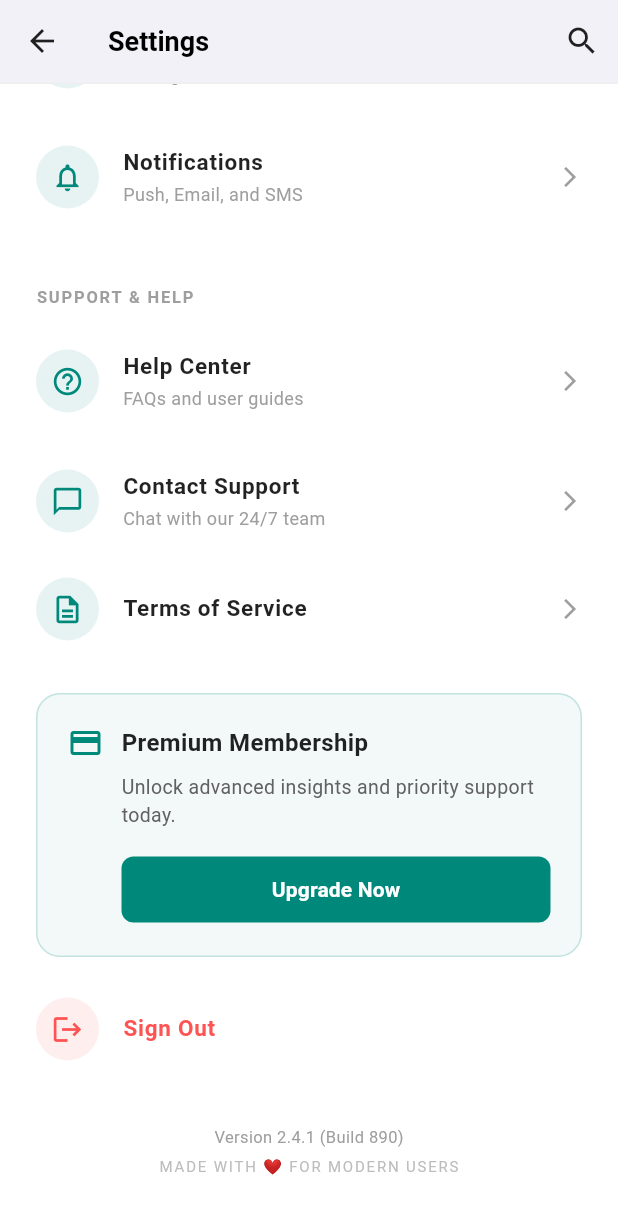
After one commit to AbdurRehman1299/HunarGah-A-Skillful-Reel-Hub, a Flutter app: the SettingsScreen screen opened by its route, scrolled down 707 dp, after a tap on "Upgrade Now", on a phone screen of 412 x 824 dp. The commit adds this screen. Shown: the top 1214 px of the screen. Run offline on Flutter 3.47's test engine with Material 3 defaults, Android fonts, the phone set to English and light mode, and no system bars; our stand-ins replace image_picker, share_plus, smooth_page_indicator, video_player; network calls fail.

Commit message:
create: settings screen

```diff
--- a/lib/main.dart
+++ b/lib/main.dart
@@ -9,6 +9,7 @@ import 'package:hunargah/screens/onboarding_screen.dart';
 import 'package:hunargah/screens/privacy_and_policy_screen.dart';
 import 'package:hunargah/screens/profile_picture_screen.dart';
 import 'package:hunargah/screens/quiz_dialog_screen.dart';
+import 'package:hunargah/screens/settings_screen.dart';
 import 'package:hunargah/screens/signup_screen.dart';
 import 'package:hunargah/screens/skills_interested_screen.dart';
 import 'package:hunargah/screens/splash_screen.dart';
@@ -42,6 +43,7 @@ class MainApp extends StatelessWidget {
         '/skills': (context) => const SkillsInterestedScreen(),
         '/profile': (context) => const ProfilePictureScreen(),
         '/dashboard': (context) => const MainDashboard(),
+        '/settings': (context) => const SettingsScreen(),
         '/edit-profile': (context) => const EditProfileScreen(),
         '/ustad-profile': (context) => const UstadProfileScreen(),
         '/course-playlist': (context) => const CoursePlaylistScreen(),
--- a/lib/screens/learner_feed_screen.dart
+++ b/lib/screens/learner_feed_screen.dart
@@ -113,7 +113,12 @@ class _LearnerFeedScreenState extends State<LearnerFeedScreen> {
 
             const Spacer(),
 
-            const Icon(Icons.settings_outlined, color: Colors.white),
+            IconButton(
+              onPressed: () {
+                Navigator.pushNamed(context, '/settings');
+              },
+              icon: const Icon(Icons.settings_outlined, color: Colors.white),
+            ),
           ],
         ),
       ),
--- /dev/null
+++ b/lib/screens/settings_screen.dart
@@ -0,0 +1,365 @@
+import 'package:flutter/material.dart';
+import 'package:hunargah/components/app_bar.dart';
+
+class SettingsScreen extends StatefulWidget {
+  const SettingsScreen({super.key});
+
+  @override
+  State<SettingsScreen> createState() => _SettingsScreenState();
+}
+
+class _SettingsScreenState extends State<SettingsScreen> {
+  bool isDarkMode = false;
+
+  @override
+  Widget build(BuildContext context) {
+    final themeColor = Theme.of(context).primaryColor;
+
+    return Scaffold(
+      backgroundColor: Colors.white,
+      appBar: CustomAppBar(
+        leading: IconButton(
+          icon: const Icon(Icons.arrow_back, color: Colors.black87),
+          onPressed: () => Navigator.pop(context),
+        ),
+        title: 'Settings',
+        actions: [
+          IconButton(
+            icon: const Icon(Icons.search, color: Colors.black87),
+            onPressed: () {
+              // Search action
+            },
+          ),
+        ],
+      ),
+      body: SingleChildScrollView(
+        child: Column(
+          children: [
+            const SizedBox(height: 20),
+
+            // --- 1. PROFILE HEADER ---
+            _buildProfileHeader(),
+            const SizedBox(height: 32),
+
+            // --- 2. ACCOUNT & APPEARANCE ---
+            _buildSectionHeader('ACCOUNT & APPEARANCE'),
+            _buildSettingsTile(
+              icon: Icons.person_outline,
+              title: 'Personal Information',
+              subtitle: 'Name, email, and phone number',
+              iconColor: themeColor,
+            ),
+            _buildSettingsTile(
+              icon: Icons.dark_mode_outlined,
+              title: 'Dark Mode',
+              subtitle: isDarkMode ? 'Enabled' : 'Disabled',
+              iconColor: themeColor,
+              trailing: Switch(
+                value: isDarkMode,
+                onChanged: (value) {
+                  setState(() {
+                    isDarkMode = value;
+                  });
+                },
+                activeThumbColor: themeColor,
+              ),
+            ),
+            _buildSettingsTile(
+              icon: Icons.language,
+              title: 'Language',
+              subtitle: 'English (US)',
+              iconColor: themeColor,
+            ),
+            const SizedBox(height: 24),
+
+            // --- 3. SECURITY & PRIVACY ---
+            _buildSectionHeader('SECURITY & PRIVACY'),
+            _buildSettingsTile(
+              icon: Icons.lock_outline,
+              title: 'Password & Security',
+              subtitle: 'Update your credentials',
+              iconColor: themeColor,
+            ),
+            _buildSettingsTile(
+              icon: Icons.security_outlined,
+              title: 'Privacy Controls',
+              subtitle: 'Manage what data we share',
+              iconColor: themeColor,
+            ),
+            _buildSettingsTile(
+              icon: Icons.notifications_none_outlined,
+              title: 'Notifications',
+              subtitle: 'Push, Email, and SMS',
+              iconColor: themeColor,
+            ),
+            const SizedBox(height: 24),
+
+            // --- 4. SUPPORT & HELP ---
+            _buildSectionHeader('SUPPORT & HELP'),
+            _buildSettingsTile(
+              icon: Icons.help_outline,
+              title: 'Help Center',
+              subtitle: 'FAQs and user guides',
+              iconColor: themeColor,
+            ),
+            _buildSettingsTile(
+              icon: Icons.chat_bubble_outline,
+              title: 'Contact Support',
+              subtitle: 'Chat with our 24/7 team',
+              iconColor: themeColor,
+            ),
+            _buildSettingsTile(
+              icon: Icons.description_outlined,
+              title: 'Terms of Service',
+              subtitle: '',
+              iconColor: themeColor,
+            ),
+            const SizedBox(height: 24),
+
+            // --- 5. PREMIUM UPGRADE CARD ---
+            _buildPremiumCard(),
+            const SizedBox(height: 16),
+
+            // --- 6. SIGN OUT BUTTON ---
+            _buildSettingsTile(
+              icon: Icons.logout,
+              title: 'Sign Out',
+              subtitle: '',
+              iconColor: Colors.redAccent,
+              titleColor: Colors.redAccent,
+              showChevron: false,
+              onTap: () {
+                // Sign out logic
+              },
+            ),
+
+            const SizedBox(height: 32),
+
+            // --- 7. FOOTER ---
+            Text(
+              'Version 2.4.1 (Build 890)',
+              style: TextStyle(color: Colors.grey[500], fontSize: 11),
+            ),
+            const SizedBox(height: 4),
+            Text(
+              'MADE WITH ❤️ FOR MODERN USERS',
+              style: TextStyle(
+                color: Colors.grey[400],
+                fontSize: 10,
+                letterSpacing: 1.2,
+              ),
+            ),
+            const SizedBox(height: 40),
+          ],
+        ),
+      ),
+    );
+  }
+
+  // 🛠️ Helper Methods
+
+  Widget _buildProfileHeader() {
+    final themeColor = Theme.of(context).primaryColor;
+
+    return Column(
+      children: [
+        Stack(
+          children: [
+            Container(
+              decoration: BoxDecoration(
+                shape: BoxShape.circle,
+                border: Border.all(
+                  color: themeColor.withValues(alpha: 0.2),
+                  width: 3,
+                ),
+              ),
+              child: const CircleAvatar(
+                radius: 40,
+                backgroundImage: NetworkImage(
+                  'https://images.unsplash.com/photo-1494790108377-be9c29b29330?auto=format&fit=crop&w=150&q=80',
+                ),
+              ),
+            ),
+            Positioned(
+              bottom: 0,
+              right: 0,
+              child: Container(
+                padding: const EdgeInsets.all(4),
+                decoration: BoxDecoration(
+                  color: Colors.white,
+                  shape: BoxShape.circle,
+                  border: Border.all(color: Colors.white, width: 2),
+                ),
+                child: Icon(Icons.verified, color: themeColor, size: 16),
+              ),
+            ),
+          ],
+        ),
+        const SizedBox(height: 12),
+        const Text(
+          'Sarah Jenkins',
+          style: TextStyle(
+            fontSize: 20,
+            fontWeight: FontWeight.bold,
+            color: Colors.black87,
+          ),
+        ),
+        const SizedBox(height: 4),
+        Text(
+          'sarah.j@modernapp.io',
+          style: TextStyle(fontSize: 14, color: Colors.grey[600]),
+        ),
+        const SizedBox(height: 12),
+        Container(
+          padding: const EdgeInsets.symmetric(horizontal: 12, vertical: 6),
+          decoration: BoxDecoration(
+            color: themeColor.withValues(alpha: 0.1),
+            borderRadius: BorderRadius.circular(20),
+          ),
+          child: Text(
+            'PRO MEMBER',
+            style: TextStyle(
+              color: themeColor,
+              fontSize: 10,
+              fontWeight: FontWeight.bold,
+              letterSpacing: 1.0,
+            ),
+          ),
+        ),
+      ],
+    );
+  }
+
+  Widget _buildSectionHeader(String title) {
+    return Padding(
+      padding: const EdgeInsets.symmetric(horizontal: 24.0, vertical: 8.0),
+      child: Align(
+        alignment: Alignment.centerLeft,
+        child: Text(
+          title,
+          style: TextStyle(
+            fontSize: 11,
+            fontWeight: FontWeight.bold,
+            color: Colors.grey[500],
+            letterSpacing: 1.2,
+          ),
+        ),
+      ),
+    );
+  }
+
+  Widget _buildSettingsTile({
+    required IconData icon,
+    required String title,
+    required String subtitle,
+    required Color iconColor,
+    Color titleColor = Colors.black87,
+    Widget? trailing,
+    bool showChevron = true,
+    VoidCallback? onTap,
+  }) {
+    return ListTile(
+      contentPadding: const EdgeInsets.symmetric(
+        horizontal: 24.0,
+        vertical: 4.0,
+      ),
+      onTap: onTap ?? () {},
+      leading: Container(
+        padding: const EdgeInsets.all(10),
+        decoration: BoxDecoration(
+          color: iconColor.withValues(alpha: 0.1),
+          shape: BoxShape.circle,
+        ),
+        child: Icon(icon, color: iconColor, size: 22),
+      ),
+      title: Text(
+        title,
+        style: TextStyle(
+          fontSize: 15,
+          fontWeight: FontWeight.w600,
+          color: titleColor,
+        ),
+      ),
+      subtitle: subtitle.isNotEmpty
+          ? Text(
+              subtitle,
+              style: TextStyle(fontSize: 12, color: Colors.grey[500]),
+            )
+          : null,
+      trailing:
+          trailing ??
+          (showChevron
+              ? const Icon(
+                  Icons.arrow_forward_ios,
+                  size: 16,
+                  color: Colors.grey,
+                )
+              : null),
+    );
+  }
+
+  Widget _buildPremiumCard() {
+    final themeColor = Theme.of(context).primaryColor;
+
+    return Container(
+      margin: const EdgeInsets.symmetric(horizontal: 24.0),
+      padding: const EdgeInsets.all(20),
+      decoration: BoxDecoration(
+        color: themeColor.withValues(alpha: 0.05),
+        borderRadius: BorderRadius.circular(16),
+        border: Border.all(color: themeColor.withValues(alpha: 0.2)),
+      ),
+      child: Column(
+        crossAxisAlignment: CrossAxisAlignment.start,
+        children: [
+          Row(
+            children: [
+              Icon(Icons.credit_card, color: themeColor, size: 24),
+              const SizedBox(width: 12),
+              const Text(
+                'Premium Membership',
+                style: TextStyle(
+                  fontSize: 16,
+                  fontWeight: FontWeight.bold,
+                  color: Colors.black87,
+                ),
+              ),
+            ],
+          ),
+          const SizedBox(height: 8),
+          Padding(
+            padding: const EdgeInsets.only(left: 36.0),
+            child: Text(
+              'Unlock advanced insights and priority support today.',
+              style: TextStyle(fontSize: 13, color: Colors.grey[700]),
+            ),
+          ),
+          const SizedBox(height: 16),
+          Padding(
+            padding: const EdgeInsets.only(left: 36.0),
+            child: ElevatedButton(
+              onPressed: () {
+                // Upgrade logic
+              },
+              style: ElevatedButton.styleFrom(
+                backgroundColor: themeColor,
+                elevation: 0,
+                shape: RoundedRectangleBorder(
+                  borderRadius: BorderRadius.circular(8),
+                ),
+                minimumSize: const Size(double.infinity, 44),
+              ),
+              child: const Text(
+                'Upgrade Now',
+                style: TextStyle(
+                  color: Colors.white,
+                  fontWeight: FontWeight.bold,
+                ),
+              ),
+            ),
+          ),
+        ],
+      ),
+    );
+  }
+}
```
